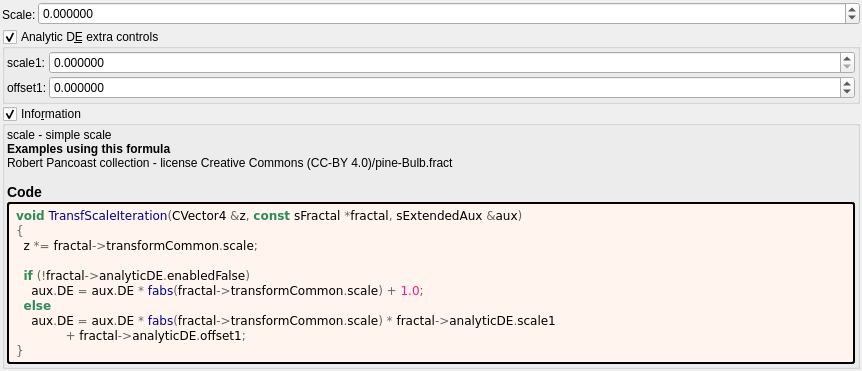
First picture: the form in mandelbulber2/formula/ui/transf_scale.ui, repository buddhi1980/mandelbulber2, before the edit.
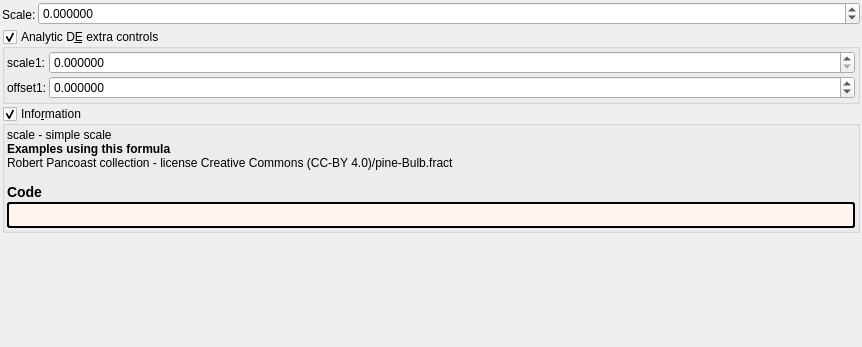
Second picture: the form after the edit. Custom widgets are drawn as their Qt base class.

What changed in the file:
```diff
--- a/mandelbulber2/formula/ui/transf_scale.ui
+++ b/mandelbulber2/formula/ui/transf_scale.ui
@@ -226,19 +226,7 @@
          <string notr="true">border-style: outset; border-width: 2px; border-radius: 3px; border-color: black; background-color: #fff5ee; padding: 4px;</string>
         </property>
         <property name="text">
-         <string notr="true">&lt;body style=&quot;background-color:#fff5ee&quot;&gt;
-&lt;pre style=&quot;color:#000000; background-color:#fff5ee;  font-family:'Courier New',monospace;&quot;&gt;&lt;span style=&quot;color:#2e8b57; font-weight:bold&quot;&gt;void&lt;/span&gt; &lt;span style=&quot;color:#00008f&quot;&gt;TransfScaleIteration&lt;/span&gt;&lt;span style=&quot;color:#676767&quot;&gt;(&lt;/span&gt;CVector4 &lt;span style=&quot;color:#676767&quot;&gt;&amp;amp;&lt;/span&gt;z&lt;span style=&quot;color:#676767&quot;&gt;,&lt;/span&gt; &lt;span style=&quot;color:#2e8b57; font-weight:bold&quot;&gt;const&lt;/span&gt; sFractal &lt;span style=&quot;color:#676767&quot;&gt;*&lt;/span&gt;fractal&lt;span style=&quot;color:#676767&quot;&gt;,&lt;/span&gt; sExtendedAux &lt;span style=&quot;color:#676767&quot;&gt;&amp;amp;&lt;/span&gt;aux&lt;span style=&quot;color:#676767&quot;&gt;)&lt;/span&gt;
-&lt;span style=&quot;color:#676767&quot;&gt;{&lt;/span&gt;
-  z &lt;span style=&quot;color:#676767&quot;&gt;*=&lt;/span&gt; fractal&lt;span style=&quot;color:#676767&quot;&gt;-&amp;gt;&lt;/span&gt;transformCommon&lt;span style=&quot;color:#676767&quot;&gt;.&lt;/span&gt;scale&lt;span style=&quot;color:#676767&quot;&gt;;&lt;/span&gt;
-
-  &lt;span style=&quot;color:#2e8b57; font-weight:bold&quot;&gt;if&lt;/span&gt; &lt;span style=&quot;color:#676767&quot;&gt;(!&lt;/span&gt;fractal&lt;span style=&quot;color:#676767&quot;&gt;-&amp;gt;&lt;/span&gt;analyticDE&lt;span style=&quot;color:#676767&quot;&gt;.&lt;/span&gt;enabledFalse&lt;span style=&quot;color:#676767&quot;&gt;)&lt;/span&gt;
-    aux&lt;span style=&quot;color:#676767&quot;&gt;.&lt;/span&gt;DE &lt;span style=&quot;color:#676767&quot;&gt;=&lt;/span&gt; aux&lt;span style=&quot;color:#676767&quot;&gt;.&lt;/span&gt;DE &lt;span style=&quot;color:#676767&quot;&gt;*&lt;/span&gt; &lt;span style=&quot;color:#00008f&quot;&gt;fabs&lt;/span&gt;&lt;span style=&quot;color:#676767&quot;&gt;(&lt;/span&gt;fractal&lt;span style=&quot;color:#676767&quot;&gt;-&amp;gt;&lt;/span&gt;transformCommon&lt;span style=&quot;color:#676767&quot;&gt;.&lt;/span&gt;scale&lt;span style=&quot;color:#676767&quot;&gt;) +&lt;/span&gt; &lt;span style=&quot;color:#ff1493&quot;&gt;1.0&lt;/span&gt;&lt;span style=&quot;color:#676767&quot;&gt;;&lt;/span&gt;
-  &lt;span style=&quot;color:#2e8b57; font-weight:bold&quot;&gt;else&lt;/span&gt;
-    aux&lt;span style=&quot;color:#676767&quot;&gt;.&lt;/span&gt;DE &lt;span style=&quot;color:#676767&quot;&gt;=&lt;/span&gt; aux&lt;span style=&quot;color:#676767&quot;&gt;.&lt;/span&gt;DE &lt;span style=&quot;color:#676767&quot;&gt;*&lt;/span&gt; &lt;span style=&quot;color:#00008f&quot;&gt;fabs&lt;/span&gt;&lt;span style=&quot;color:#676767&quot;&gt;(&lt;/span&gt;fractal&lt;span style=&quot;color:#676767&quot;&gt;-&amp;gt;&lt;/span&gt;transformCommon&lt;span style=&quot;color:#676767&quot;&gt;.&lt;/span&gt;scale&lt;span style=&quot;color:#676767&quot;&gt;) *&lt;/span&gt; fractal&lt;span style=&quot;color:#676767&quot;&gt;-&amp;gt;&lt;/span&gt;analyticDE&lt;span style=&quot;color:#676767&quot;&gt;.&lt;/span&gt;scale1
-             &lt;span style=&quot;color:#676767&quot;&gt;+&lt;/span&gt; fractal&lt;span style=&quot;color:#676767&quot;&gt;-&amp;gt;&lt;/span&gt;analyticDE&lt;span style=&quot;color:#676767&quot;&gt;.&lt;/span&gt;offset1&lt;span style=&quot;color:#676767&quot;&gt;;&lt;/span&gt;
-&lt;span style=&quot;color:#676767&quot;&gt;}&lt;/span&gt;
-&lt;/pre&gt;
-&lt;/body&gt;</string>
+         <string notr="true"></string>
         </property>
         <property name="wordWrap">
          <bool>true</bool>
```
